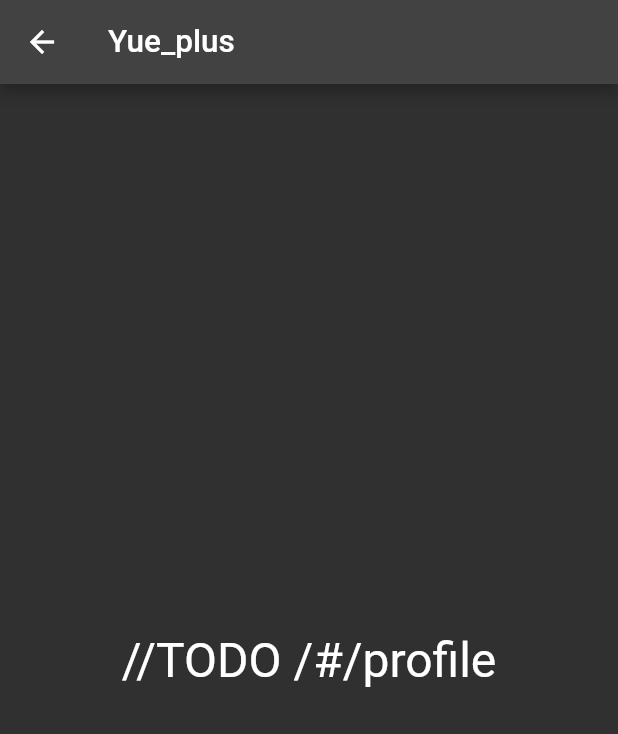
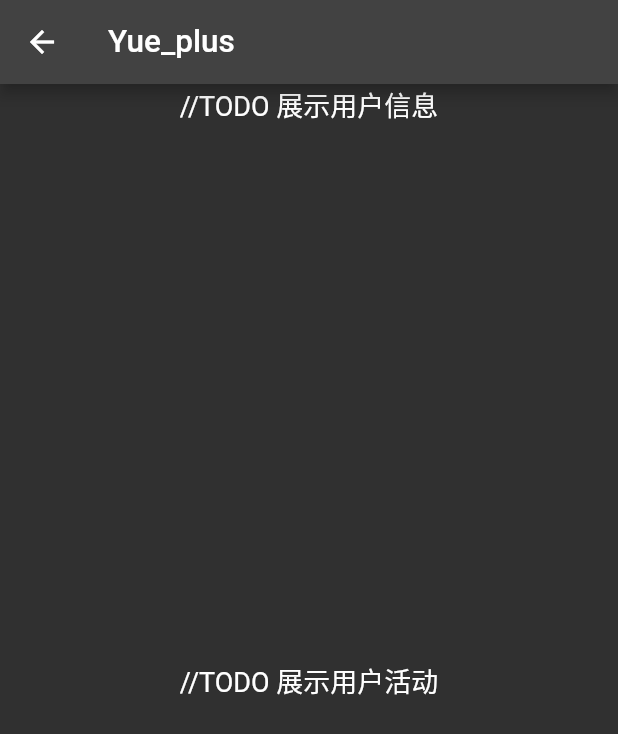
Before and after one commit to Yue-plus/Yue.Zone, a Flutter app: the ProfileView screen opened by its route, on a phone screen of 412 x 824 dp. Shown: the top 734 px of the screen. Run offline on Flutter 3.47's test engine with Material 2 defaults, Android fonts, the phone set to English and light mode, and no system bars; generated files the repository leaves out were written again; network calls fail.

Commit message:
update /#/profile 响应式

```diff
--- a/lib/src/app.dart
+++ b/lib/src/app.dart
@@ -1,7 +1,6 @@
 import 'package:flutter/material.dart';
 import 'package:flutter_gen/gen_l10n/app_localizations.dart';
 import 'package:flutter_localizations/flutter_localizations.dart';
-import 'package:url_launcher/url_launcher.dart';
 
 import 'package:yue_zone/src/login/login_view.dart';
 import 'package:yue_zone/src/profile/profile_view.dart';
@@ -57,9 +56,8 @@ class YueZoneApp extends StatelessWidget {
                 title: const Text('YuePlus'),
                 subtitle: const Text('🕊🕊🕊 正在开发中……'),
                 trailing: const Icon(Icons.arrow_right),
-                onTap: () {
-                  launchUrl(Uri.parse('https://github.com/Yue-plus/Yue.Zone'));
-                }
+                onTap: () =>
+                    Navigator.pushNamed(context, ProfileView.routeName),
               ),
             ),
           ],
@@ -94,7 +92,7 @@ class YueZoneApp extends StatelessWidget {
             LoginView.routeName: (context) => const LoginView(),
             SignupView.routeName: (context) => const SignupView(),
             AccountView.routeName: (context) => const AccountView(),
-            ProfileView.routeName: (context) => const ProfileView(),
+            ProfileView.routeName: (context) => ProfileView(),
           },
           locale: settingsController.locale,
           localizationsDelegates: const [
--- a/lib/src/profile/profile_view.dart
+++ b/lib/src/profile/profile_view.dart
@@ -1,19 +1,62 @@
 import 'package:flutter/material.dart';
-import 'package:yue_zone/src/app.dart';
 
 class ProfileView extends StatelessWidget {
-  const ProfileView({Key? key}) : super(key: key);
+  ProfileView({Key? key}) : super(key: key);
 
   /// /#/profile
-  static const routeName = '/profile';
+  static const routeName = '/Yue_plus';
+
+  double _userInfoWidth = 600.0;
+  double _fontSize = 32.0;
+
+  Widget _userInfo() {
+    return Center(
+      child: Text(
+        '//TODO 展示用户信息',
+        style: TextStyle(color: Colors.white, fontSize: _fontSize),
+      ),
+    );
+  }
+
+  Widget _userActivity() {
+    return Center(
+      child: Text(
+        '//TODO 展示用户活动',
+        style: TextStyle(color: Colors.white, fontSize: _fontSize),
+      ),
+    );
+  }
 
   @override
   Widget build(BuildContext context) {
+    double screenWidth = MediaQuery.of(context).size.width;
+    Widget buildBody = Row(
+      mainAxisAlignment: MainAxisAlignment.center,
+      children: [
+        SizedBox(width: _userInfoWidth, child: _userInfo()),
+        Expanded(child: _userActivity()),
+      ],
+    );
+
+    if (screenWidth > 1600) {
+      _userInfoWidth = 600;
+      _fontSize = 32;
+    } else if (screenWidth > 800) {
+      _userInfoWidth = 300;
+      _fontSize = 23;
+    } else {
+      _fontSize = 18;
+      buildBody = Column(
+        children: [
+          _userInfo(),
+          Expanded(child: _userActivity()),
+        ],
+      );
+    }
+
     return Scaffold(
-      appBar: AppBar(title: const Text('Yue_plus')),
-      body: const Center(
-        child: Text('//TODO /#/profile', style: TextStyle(fontSize: 32)),
-      ),
+        appBar: AppBar(title: const Text('Yue_plus')),
+        body: buildBody,
     );
   }
 }
```
